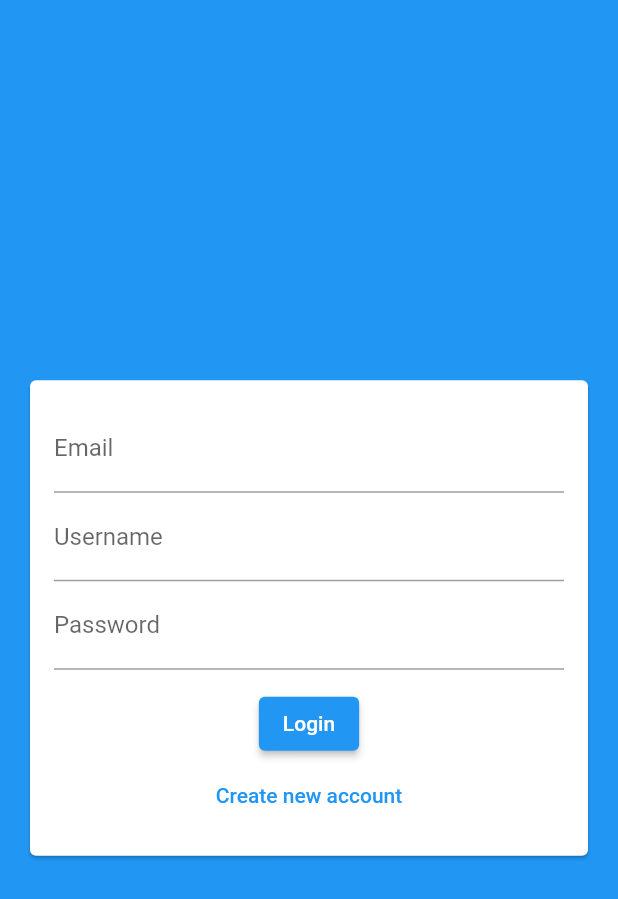
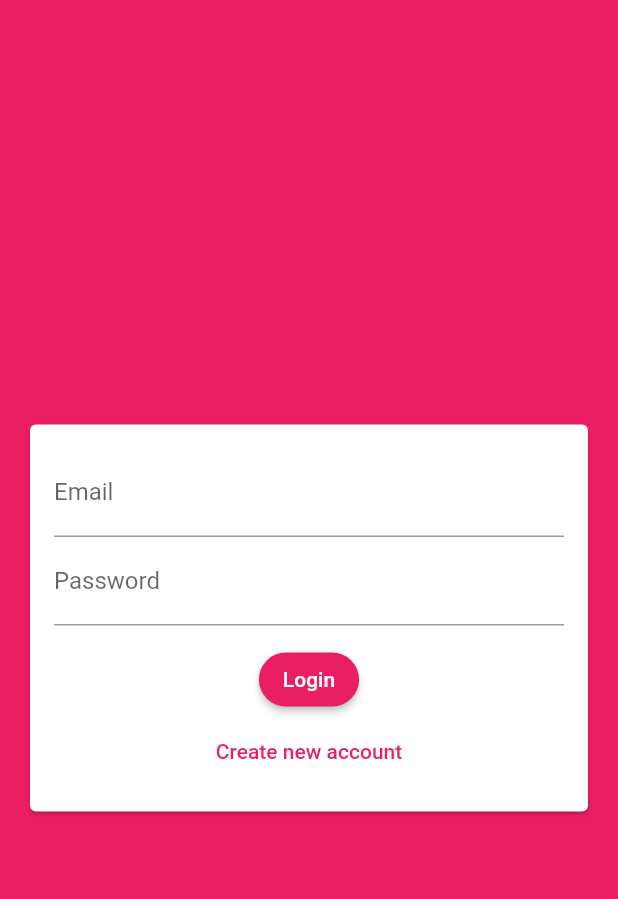
Before and after one commit to trlong357/chat_app, a Flutter app: the screen it shows after launch, after a tap on "Login", on a phone screen of 412 x 824 dp. Shown: the top 899 px of the screen. Run offline on Flutter 3.47's test engine with Material 2 defaults, Android fonts, the phone set to English and light mode, and no system bars; our stand-ins replace cloud_firestore, firebase_core; accounts and stored records are empty.

Commit message:
create auth form

```diff
--- a/lib/main.dart
+++ b/lib/main.dart
@@ -18,7 +18,25 @@ class MyApp extends StatelessWidget {
     return MaterialApp(
       title: 'Flutter chat',
       theme: ThemeData(
-        primarySwatch: Colors.blue,
+        backgroundColor: Colors.pink,
+        colorScheme: ColorScheme.fromSwatch(
+          primarySwatch: Colors.pink,
+        ).copyWith(
+          secondary: Colors.deepPurple,
+        ),
+        elevatedButtonTheme: ElevatedButtonThemeData(
+            style: ElevatedButton.styleFrom(
+          shape: RoundedRectangleBorder(
+            borderRadius: BorderRadius.circular(20),
+          ),
+        )),
+        buttonTheme: ButtonThemeData(
+          buttonColor: Colors.pink,
+          textTheme: ButtonTextTheme.primary,
+          shape: RoundedRectangleBorder(
+            borderRadius: BorderRadius.circular(20),
+          ),
+        ),
       ),
       home: const AuthScreen(),
     );
--- a/lib/widgets/auth/auth_form.dart
+++ b/lib/widgets/auth/auth_form.dart
@@ -8,6 +8,23 @@ class AuthForm extends StatefulWidget {
 }
 
 class _AuthFormState extends State<AuthForm> {
+  final _formKey = GlobalKey<FormState>();
+  bool _isLogin = true;
+  String _userEmail = '';
+  String _userName = '';
+  String _userPassword = '';
+
+  void _trySubmit() {
+    if (_formKey.currentContext == null) {
+      return;
+    }
+    final isValid = _formKey.currentState!.validate();
+    FocusScope.of(context).unfocus();
+    if (isValid) {
+      _formKey.currentState!.save();
+    }
+  }
+
   @override
   Widget build(BuildContext context) {
     return Center(
@@ -18,28 +35,78 @@ class _AuthFormState extends State<AuthForm> {
           padding: const EdgeInsets.all(16),
           child: Form(
             child: Column(
+              key: _formKey,
               mainAxisSize: MainAxisSize.min,
               children: [
                 TextFormField(
+                  key: const ValueKey('email'),
+                  validator: (value) {
+                    if (value == null ||
+                        value.isEmpty ||
+                        !value.contains('@')) {
+                      return "Please enter a valid email";
+                    }
+                    return null;
+                  },
                   keyboardType: TextInputType.emailAddress,
                   decoration: const InputDecoration(labelText: "Email"),
+                  onSaved: (value) {
+                    if (value != null) {
+                      _userEmail = value;
+                    }
+                  },
                 ),
+                if (!_isLogin)
+                  TextFormField(
+                    key: const ValueKey('username'),
+                    validator: (value) {
+                      if (value == null || value.isEmpty || value.length < 4) {
+                        return "Please enter a valid username";
+                      }
+                      return null;
+                    },
+                    decoration: const InputDecoration(labelText: "Username"),
+                    onSaved: (value) {
+                      if (value != null) {
+                        _userName = value;
+                      }
+                    },
+                  ),
                 TextFormField(
-                  decoration: const InputDecoration(labelText: "Username"),
-                ),
-                TextFormField(
+                  key: const ValueKey('password'),
+                  validator: (value) {
+                    if (value == null || value.isEmpty || value.length < 5) {
+                      return "Please enter a valid password";
+                    }
+                    return null;
+                  },
                   obscureText: true,
                   decoration: const InputDecoration(labelText: "Password"),
+                  onSaved: (value) {
+                    if (value != null) {
+                      _userPassword = value;
+                    }
+                  },
                 ),
                 const SizedBox(
                   height: 12,
                 ),
                 ElevatedButton(
-                  onPressed: () {},
-                  child: const Text("Login"),
+                  onPressed: _trySubmit,
+                  child: Text(
+                    _isLogin ? "Login" : "Signup",
+                  ),
                 ),
                 TextButton(
-                    onPressed: () {}, child: const Text("Create new account"))
+                  onPressed: () {
+                    setState(() {
+                      _isLogin = !_isLogin;
+                    });
+                  },
+                  child: Text(_isLogin
+                      ? "Create new account"
+                      : "I already have an account"),
+                ),
               ],
             ),
           ),
```
